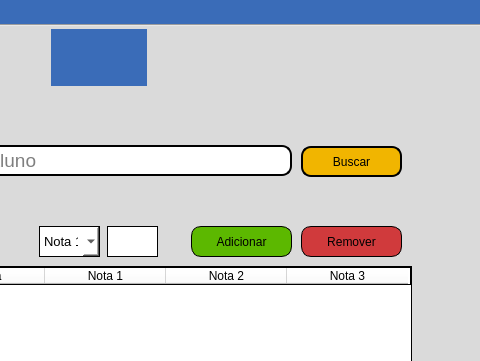
The window that menu-professor.ui (vitoradsp/academicsys) describes before a commit, drawn with Qt 5; both pictures show x 270 to 750 and y 0 to 361 of the 750 by 585 pixel window.
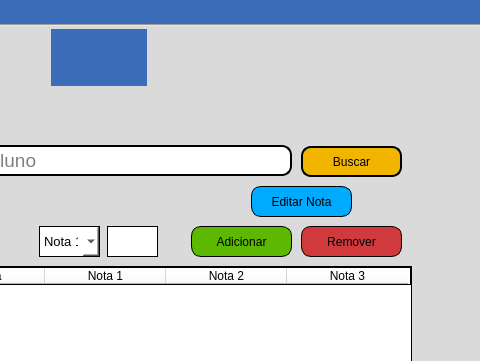
The same window after the commit. Icons and pictures are not drawn.

Patch:
```diff
--- a/menu-professor.ui
+++ b/menu-professor.ui
@@ -607,6 +607,25 @@
        </property>
       </item>
      </widget>
+     <widget class="QPushButton" name="editarnota">
+      <property name="geometry">
+       <rect>
+        <x>520</x>
+        <y>160</y>
+        <width>101</width>
+        <height>31</height>
+       </rect>
+      </property>
+      <property name="styleSheet">
+       <string notr="true">border: 1px solid black;
+background-color: rgb(0, 170, 255);
+border-radius: 10px
+</string>
+      </property>
+      <property name="text">
+       <string>Editar Nota</string>
+      </property>
+     </widget>
     </widget>
    </widget>
   </widget>
```
